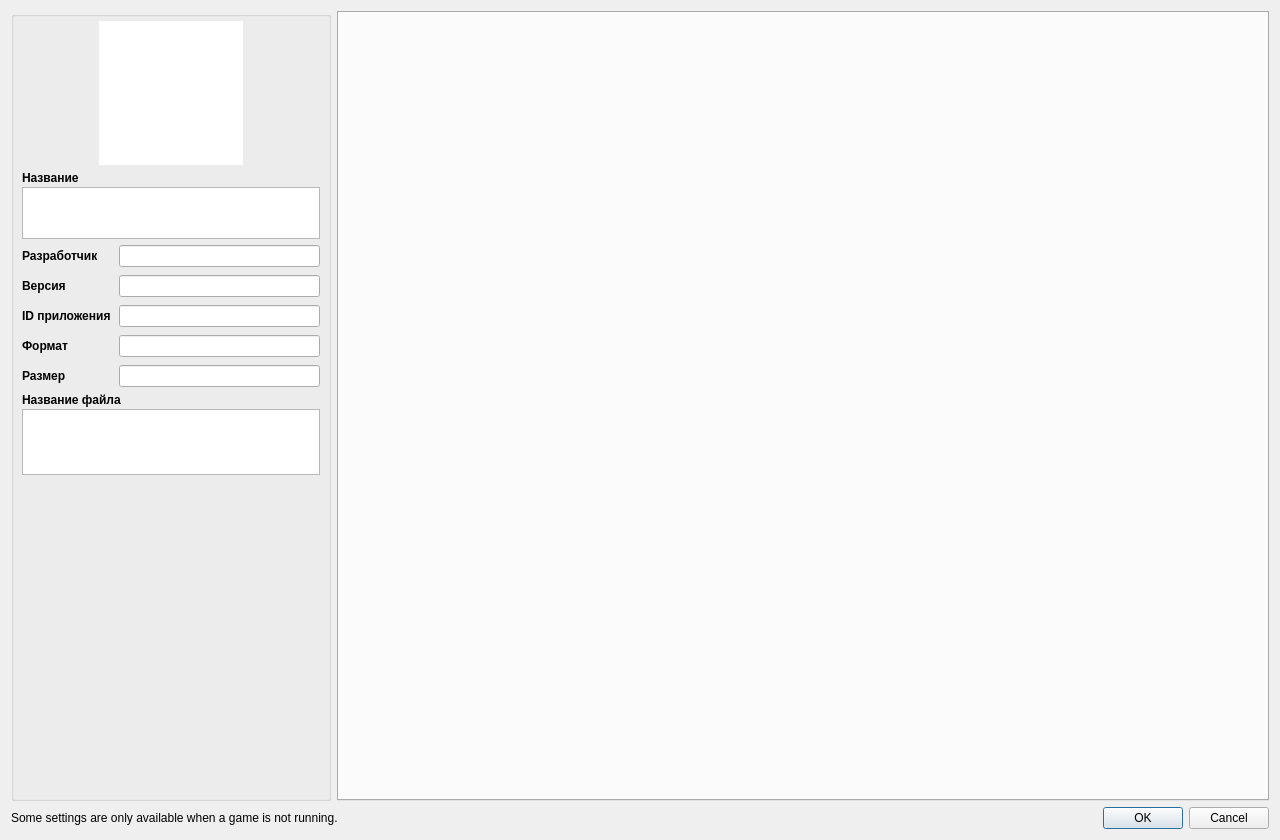
Old version of the form src/storm_switch/configuration/configure_per_game.ui in the repository ReiKatari/STORM_SWITCH.
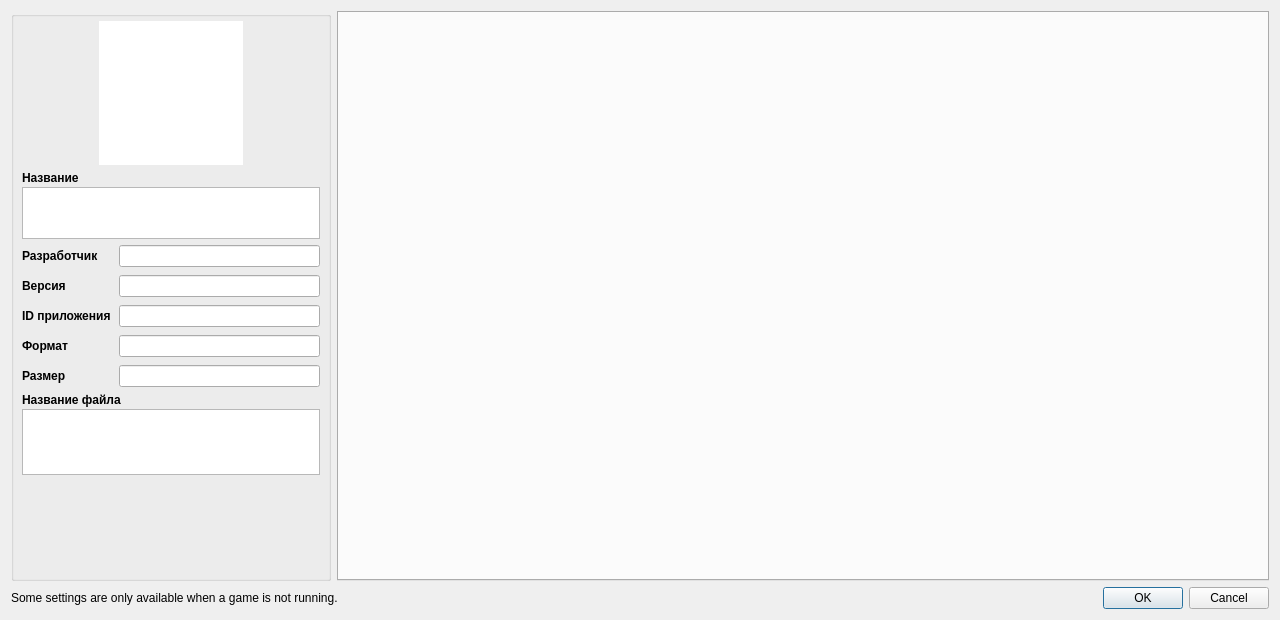
New version of the form.

```diff
--- a/src/storm_switch/configuration/configure_per_game.ui
+++ b/src/storm_switch/configuration/configure_per_game.ui
@@ -7,13 +7,13 @@
     <x>0</x>
     <y>0</y>
     <width>1280</width>
-    <height>840</height>
+    <height>620</height>
    </rect>
   </property>
   <property name="minimumSize">
    <size>
     <width>1240</width>
-    <height>620</height>
+    <height>500</height>
    </size>
   </property>
   <property name="windowTitle">
```
